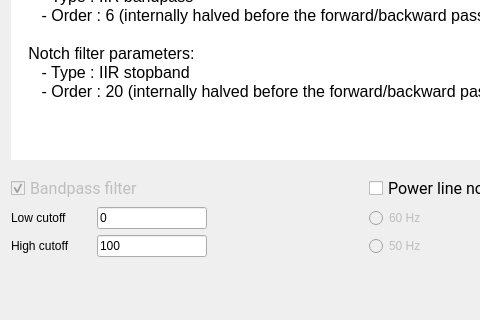
First picture: the form in tools/CEAMSTools/DetectArtifacts/FilterSignalsStep/Ui_FilterSignalsStep.ui, repository SnoozToolbox/snooz-package-ceams, before the edit; both pictures show x 0 to 480 and y 293 to 613 of the 899 by 613 pixel window.
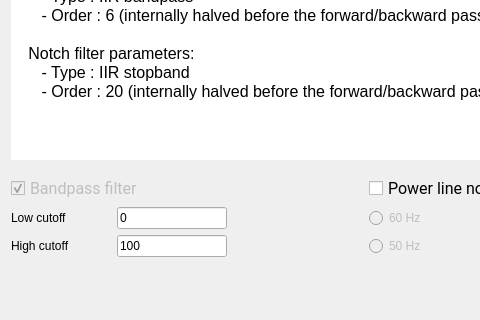
Second picture: the form after the edit.

Diff of the .ui file:
```diff
--- a/tools/CEAMSTools/DetectArtifacts/FilterSignalsStep/Ui_FilterSignalsStep.ui
+++ b/tools/CEAMSTools/DetectArtifacts/FilterSignalsStep/Ui_FilterSignalsStep.ui
@@ -123,7 +123,7 @@
         <widget class="QLabel" name="label">
          <property name="minimumSize">
           <size>
-           <width>80</width>
+           <width>100</width>
            <height>0</height>
           </size>
          </property>
@@ -152,7 +152,7 @@
         <widget class="QLabel" name="label_6">
          <property name="minimumSize">
           <size>
-           <width>80</width>
+           <width>100</width>
            <height>0</height>
           </size>
          </property>
```
Left out of the diff: 10 changed lines with no effect on the pictures.
